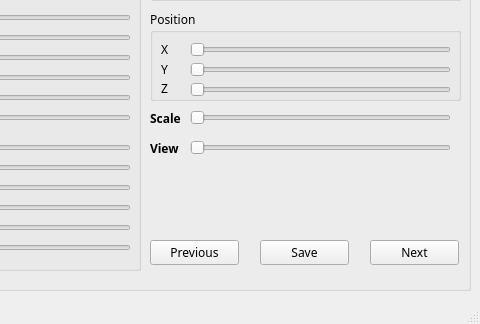
Old version of the form mainwindow.ui in the repository krg-nandu/pose-annotator; both pictures show x 610 to 1090 and y 676 to 1000 of the 1090 by 1000 pixel window.
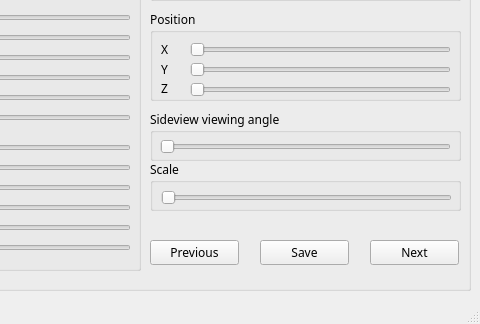
New version of the form.

Commit message: view bar, scale

Patch:
```diff
--- a/mainwindow.ui
+++ b/mainwindow.ui
@@ -786,69 +786,57 @@
       <string>Next</string>
      </property>
     </widget>
-    <widget class="QLabel" name="scale_label">
+    <widget class="QGroupBox" name="groupBox">
      <property name="geometry">
       <rect>
        <x>330</x>
        <y>280</y>
-       <width>67</width>
-       <height>17</height>
+       <width>311</width>
+       <height>51</height>
       </rect>
      </property>
-     <property name="font">
-      <font>
-       <weight>75</weight>
-       <bold>true</bold>
-      </font>
+     <property name="title">
+      <string>Sideview viewing angle</string>
      </property>
-     <property name="text">
+     <widget class="QSlider" name="vangle">
+      <property name="geometry">
+       <rect>
+        <x>10</x>
+        <y>27</y>
+        <width>291</width>
+        <height>20</height>
+       </rect>
+      </property>
+      <property name="orientation">
+       <enum>Qt::Horizontal</enum>
+      </property>
+     </widget>
+    </widget>
+    <widget class="QGroupBox" name="groupBox_2">
+     <property name="geometry">
+      <rect>
+       <x>330</x>
+       <y>330</y>
+       <width>311</width>
+       <height>51</height>
+      </rect>
+     </property>
+     <property name="title">
       <string>Scale</string>
      </property>
-    </widget>
-    <widget class="QSlider" name="scale">
-     <property name="geometry">
-      <rect>
-       <x>370</x>
-       <y>280</y>
-       <width>261</width>
-       <height>16</height>
-      </rect>
-     </property>
-     <property name="orientation">
-      <enum>Qt::Horizontal</enum>
-     </property>
-    </widget>
-    <widget class="QSlider" name="vangle">
-     <property name="geometry">
-      <rect>
-       <x>370</x>
-       <y>310</y>
-       <width>261</width>
-       <height>16</height>
-      </rect>
-     </property>
-     <property name="orientation">
-      <enum>Qt::Horizontal</enum>
-     </property>
-    </widget>
-    <widget class="QLabel" name="vangle_label">
-     <property name="geometry">
-      <rect>
-       <x>330</x>
-       <y>310</y>
-       <width>67</width>
-       <height>17</height>
-      </rect>
-     </property>
-     <property name="font">
-      <font>
-       <weight>75</weight>
-       <bold>true</bold>
-      </font>
-     </property>
-     <property name="text">
-      <string>View</string>
-     </property>
+     <widget class="QSlider" name="scale">
+      <property name="geometry">
+       <rect>
+        <x>11</x>
+        <y>28</y>
+        <width>291</width>
+        <height>20</height>
+       </rect>
+      </property>
+      <property name="orientation">
+       <enum>Qt::Horizontal</enum>
+      </property>
+     </widget>
     </widget>
    </widget>
    <widget class="QListWidget" name="ui_file_list">
```
The commit also changes 8 other files.
